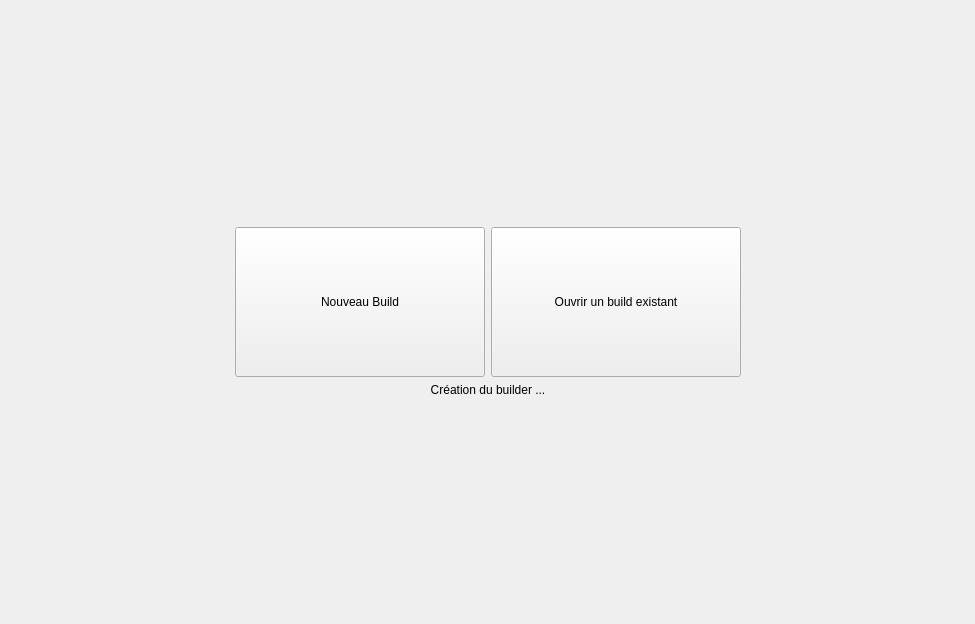
The window that ui/c_entry_point.ui (UgVo/Wakfu-Builder) describes before a commit, drawn with Qt 5.
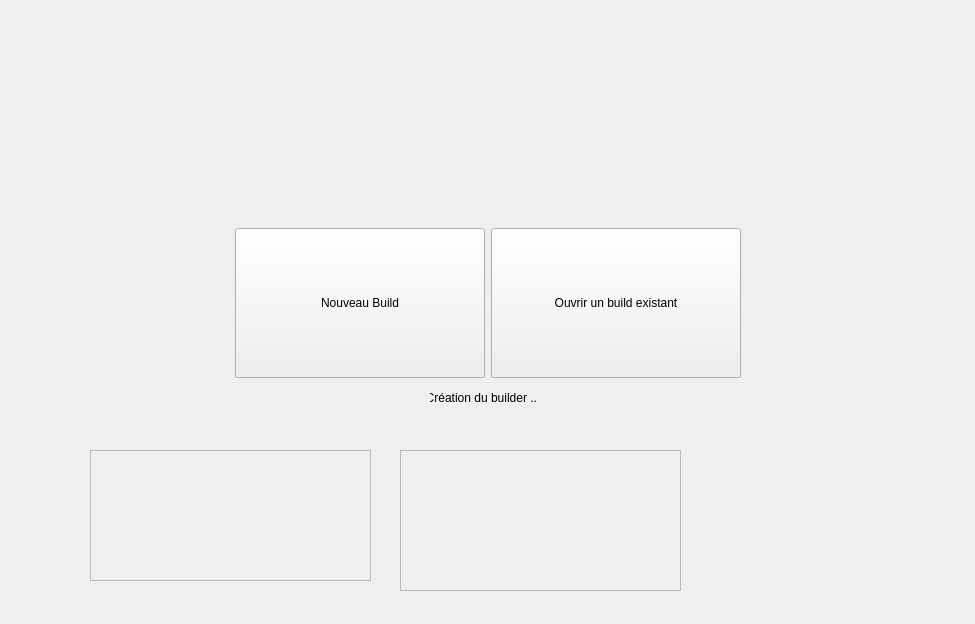
The same window after the commit.

Commit message: dynamic move of the button depending the resize event

What changed in the file:
```diff
--- a/ui/c_entry_point.ui
+++ b/ui/c_entry_point.ui
@@ -32,9 +32,15 @@
       <number>0</number>
      </property>
      <widget class="QWidget" name="stackedWidgetPage1">
-      <layout class="QGridLayout" name="gridLayout">
-       <item row="2" column="1">
         <widget class="QLabel" name="label_creation_builder">
+       <property name="geometry">
+        <rect>
+         <x>430</x>
+         <y>390</y>
+         <width>106</width>
+         <height>16</height>
+        </rect>
+       </property>
          <property name="text">
           <string>Création du builder ...</string>
          </property>
@@ -42,30 +48,49 @@
           <set>Qt::AlignCenter</set>
          </property>
         </widget>
-       </item>
-       <item row="0" column="1">
-        <spacer name="verticalSpacer">
-         <property name="orientation">
-          <enum>Qt::Vertical</enum>
-         </property>
-         <property name="sizeHint" stdset="0">
-          <size>
-           <width>20</width>
-           <height>40</height>
-          </size>
-         </property>
-        </spacer>
-       </item>
-       <item row="1" column="1">
-        <layout class="QHBoxLayout" name="horizontalLayout">
-         <property name="leftMargin">
-          <number>6</number>
-         </property>
-         <property name="rightMargin">
-          <number>6</number>
-         </property>
-         <item>
+      <widget class="QFrame" name="frame_file">
+       <property name="geometry">
+        <rect>
+         <x>90</x>
+         <y>450</y>
+         <width>281</width>
+         <height>131</height>
+        </rect>
+       </property>
+       <property name="frameShape">
+        <enum>QFrame::StyledPanel</enum>
+       </property>
+       <property name="frameShadow">
+        <enum>QFrame::Raised</enum>
+       </property>
+       <layout class="QVBoxLayout" name="verticalLayout_2"/>
+      </widget>
+      <widget class="QFrame" name="frame_bdd">
+       <property name="geometry">
+        <rect>
+         <x>400</x>
+         <y>450</y>
+         <width>281</width>
+         <height>141</height>
+        </rect>
+       </property>
+       <property name="frameShape">
+        <enum>QFrame::StyledPanel</enum>
+       </property>
+       <property name="frameShadow">
+        <enum>QFrame::Raised</enum>
+       </property>
+       <layout class="QVBoxLayout" name="verticalLayout_3"/>
+      </widget>
           <widget class="QPushButton" name="pushButton_new_build">
+       <property name="geometry">
+        <rect>
+         <x>235</x>
+         <y>228</y>
+         <width>250</width>
+         <height>150</height>
+        </rect>
+       </property>
            <property name="minimumSize">
             <size>
              <width>250</width>
@@ -76,9 +101,15 @@
             <string>Nouveau Build</string>
            </property>
           </widget>
-         </item>
-         <item>
           <widget class="QPushButton" name="pushButton_open_build">
+       <property name="geometry">
+        <rect>
+         <x>491</x>
+         <y>228</y>
+         <width>250</width>
+         <height>150</height>
+        </rect>
+       </property>
            <property name="minimumSize">
             <size>
              <width>250</width>
@@ -89,49 +120,6 @@
             <string>Ouvrir un build existant</string>
            </property>
           </widget>
-         </item>
-        </layout>
-       </item>
-       <item row="1" column="0">
-        <spacer name="horizontalSpacer">
-         <property name="orientation">
-          <enum>Qt::Horizontal</enum>
-         </property>
-         <property name="sizeHint" stdset="0">
-          <size>
-           <width>40</width>
-           <height>20</height>
-          </size>
-         </property>
-        </spacer>
-       </item>
-       <item row="1" column="2">
-        <spacer name="horizontalSpacer_2">
-         <property name="orientation">
-          <enum>Qt::Horizontal</enum>
-         </property>
-         <property name="sizeHint" stdset="0">
-          <size>
-           <width>40</width>
-           <height>20</height>
-          </size>
-         </property>
-        </spacer>
-       </item>
-       <item row="3" column="1">
-        <spacer name="verticalSpacer_2">
-         <property name="orientation">
-          <enum>Qt::Vertical</enum>
-         </property>
-         <property name="sizeHint" stdset="0">
-          <size>
-           <width>20</width>
-           <height>40</height>
-          </size>
-         </property>
-        </spacer>
-       </item>
-      </layout>
      </widget>
      <widget class="QWidget" name="page_3">
       <layout class="QVBoxLayout" name="verticalLayout_4">
```
Lines whose indentation alone changed are shown as unchanged. The commit also changes 2 other files.
